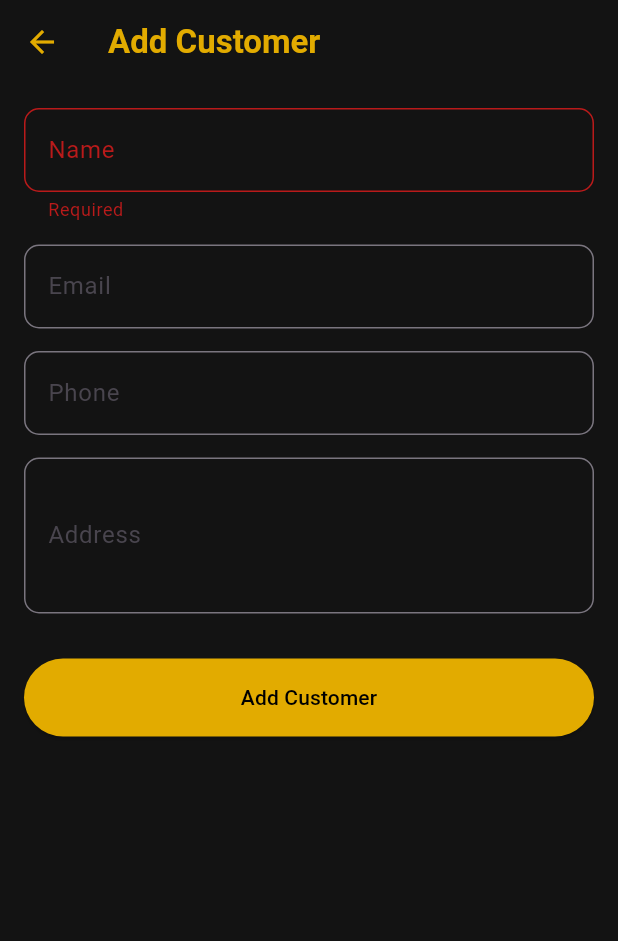
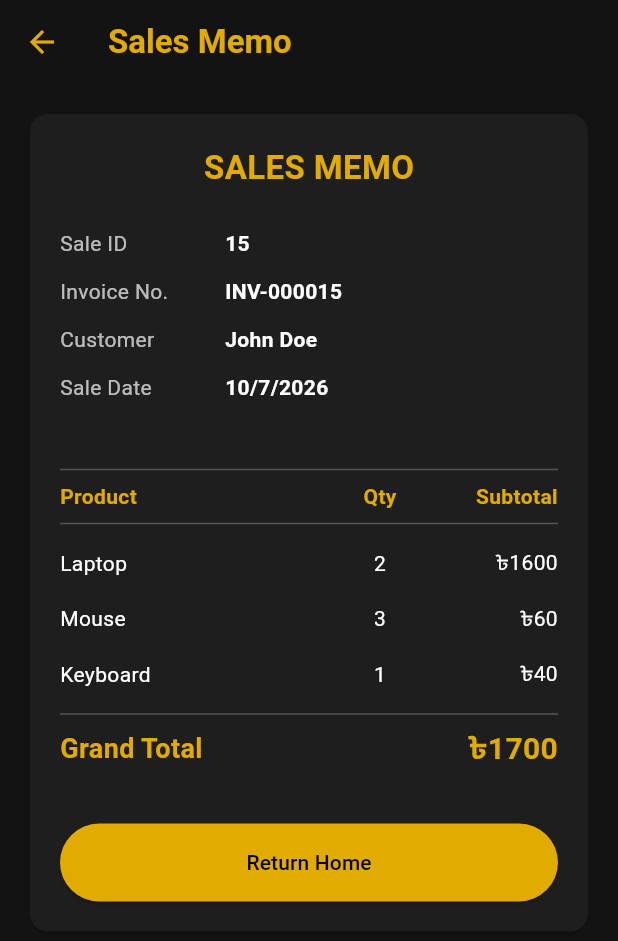
Before and after one commit to ferdoushasanpr/stockledger, a Flutter app: the AddScreen screen opened directly, after a tap on "Add Customer", on a phone screen of 412 x 824 dp. Shown: the top 941 px of the screen. Run offline on Flutter 3.47's test engine with Material 3 defaults, Android fonts, the phone set to English and light mode, and no system bars.

Commit message:
feat: SaleMemo Screen Added.

```diff
--- a/lib/screens/add_screen.dart
+++ b/lib/screens/add_screen.dart
@@ -1,5 +1,6 @@
 import 'package:flutter/material.dart';
 import 'package:stockledger/models/sale_item.dart';
+import 'package:stockledger/screens/sale_memo_screen.dart';
 
 enum FormType { product, customer, sale }
 
@@ -364,6 +365,35 @@ class _AddScreenState extends State<AddScreen> {
                       // TODO:
                       // Save Product or Customer
                     }
+
+                    Navigator.push(
+                      context,
+                      MaterialPageRoute(
+                        builder: (_) => SaleMemoScreen(
+                          saleId: 15,
+                          invoiceNo: "INV-000015",
+                          customerName: "John Doe",
+                          saleDate: DateTime.now(),
+                          items: const [
+                            SaleItemView(
+                              productName: "Laptop",
+                              quantity: 2,
+                              price: 800,
+                            ),
+                            SaleItemView(
+                              productName: "Mouse",
+                              quantity: 3,
+                              price: 20,
+                            ),
+                            SaleItemView(
+                              productName: "Keyboard",
+                              quantity: 1,
+                              price: 40,
+                            ),
+                          ],
+                        ),
+                      ),
+                    );
                   },
                   child: Text(title),
                 ),
--- /dev/null
+++ b/lib/screens/sale_memo_screen.dart
@@ -0,0 +1,243 @@
+import 'package:flutter/material.dart';
+
+class SaleItemView {
+  const SaleItemView({
+    required this.productName,
+    required this.quantity,
+    required this.price,
+  });
+
+  final String productName;
+  final int quantity;
+  final int price;
+
+  int get subtotal => quantity * price;
+}
+
+class SaleMemoScreen extends StatelessWidget {
+  const SaleMemoScreen({
+    super.key,
+    required this.saleId,
+    required this.invoiceNo,
+    required this.customerName,
+    required this.saleDate,
+    required this.items,
+  });
+
+  final int saleId;
+  final String invoiceNo;
+  final String customerName;
+  final DateTime saleDate;
+  final List<SaleItemView> items;
+
+  int get grandTotal => items.fold(0, (sum, item) => sum + item.subtotal);
+
+  @override
+  Widget build(BuildContext context) {
+    return Scaffold(
+      backgroundColor: const Color(0xFF131313),
+
+      appBar: AppBar(
+        backgroundColor: const Color(0xFF131313),
+        iconTheme: const IconThemeData(color: Color(0xFFE2AB00)),
+        title: const Text(
+          "Sales Memo",
+          style: TextStyle(
+            color: Color(0xFFE2AB00),
+            fontWeight: FontWeight.bold,
+          ),
+        ),
+      ),
+
+      body: SingleChildScrollView(
+        padding: const EdgeInsets.all(16),
+
+        child: Card(
+          color: const Color(0xFF1E1E1E),
+
+          shape: RoundedRectangleBorder(
+            borderRadius: BorderRadius.circular(12),
+          ),
+
+          child: Padding(
+            padding: const EdgeInsets.all(20),
+
+            child: Column(
+              crossAxisAlignment: CrossAxisAlignment.start,
+              children: [
+                const Center(
+                  child: Text(
+                    "SALES MEMO",
+                    style: TextStyle(
+                      color: Color(0xFFE2AB00),
+                      fontSize: 22,
+                      fontWeight: FontWeight.bold,
+                    ),
+                  ),
+                ),
+
+                const SizedBox(height: 25),
+
+                _info("Sale ID", saleId.toString()),
+                _info("Invoice No.", invoiceNo),
+                _info("Customer", customerName),
+                _info(
+                  "Sale Date",
+                  "${saleDate.day}/${saleDate.month}/${saleDate.year}",
+                ),
+
+                const SizedBox(height: 25),
+
+                const Divider(color: Colors.white24),
+
+                const Row(
+                  children: [
+                    Expanded(
+                      flex: 4,
+                      child: Text(
+                        "Product",
+                        style: TextStyle(
+                          color: Color(0xFFE2AB00),
+                          fontWeight: FontWeight.bold,
+                        ),
+                      ),
+                    ),
+                    Expanded(
+                      child: Text(
+                        "Qty",
+                        textAlign: TextAlign.center,
+                        style: TextStyle(
+                          color: Color(0xFFE2AB00),
+                          fontWeight: FontWeight.bold,
+                        ),
+                      ),
+                    ),
+                    Expanded(
+                      flex: 2,
+                      child: Text(
+                        "Subtotal",
+                        textAlign: TextAlign.end,
+                        style: TextStyle(
+                          color: Color(0xFFE2AB00),
+                          fontWeight: FontWeight.bold,
+                        ),
+                      ),
+                    ),
+                  ],
+                ),
+
+                const Divider(color: Colors.white24),
+
+                ...items.map(
+                  (item) => Padding(
+                    padding: const EdgeInsets.symmetric(vertical: 8),
+
+                    child: Row(
+                      children: [
+                        Expanded(
+                          flex: 4,
+                          child: Text(
+                            item.productName,
+                            style: const TextStyle(color: Colors.white),
+                          ),
+                        ),
+
+                        Expanded(
+                          child: Text(
+                            item.quantity.toString(),
+                            textAlign: TextAlign.center,
+                            style: const TextStyle(color: Colors.white),
+                          ),
+                        ),
+
+                        Expanded(
+                          flex: 2,
+                          child: Text(
+                            "৳${item.subtotal}",
+                            textAlign: TextAlign.end,
+                            style: const TextStyle(color: Colors.white),
+                          ),
+                        ),
+                      ],
+                    ),
+                  ),
+                ),
+
+                const Divider(color: Colors.white24),
+
+                Row(
+                  children: [
+                    const Expanded(
+                      child: Text(
+                        "Grand Total",
+                        style: TextStyle(
+                          color: Color(0xFFE2AB00),
+                          fontWeight: FontWeight.bold,
+                          fontSize: 18,
+                        ),
+                      ),
+                    ),
+
+                    Text(
+                      "৳$grandTotal",
+                      style: const TextStyle(
+                        color: Color(0xFFE2AB00),
+                        fontSize: 20,
+                        fontWeight: FontWeight.bold,
+                      ),
+                    ),
+                  ],
+                ),
+
+                const SizedBox(height: 35),
+
+                SizedBox(
+                  width: double.infinity,
+
+                  child: ElevatedButton(
+                    style: ElevatedButton.styleFrom(
+                      backgroundColor: const Color(0xFFE2AB00),
+                      foregroundColor: Colors.black,
+                      padding: const EdgeInsets.symmetric(vertical: 16),
+                    ),
+
+                    onPressed: () {
+                      Navigator.of(context).popUntil((route) => route.isFirst);
+                    },
+
+                    child: const Text("Return Home"),
+                  ),
+                ),
+              ],
+            ),
+          ),
+        ),
+      ),
+    );
+  }
+
+  Widget _info(String title, String value) {
+    return Padding(
+      padding: const EdgeInsets.only(bottom: 12),
+
+      child: Row(
+        children: [
+          SizedBox(
+            width: 110,
+            child: Text(title, style: const TextStyle(color: Colors.white70)),
+          ),
+
+          Expanded(
+            child: Text(
+              value,
+              style: const TextStyle(
+                color: Colors.white,
+                fontWeight: FontWeight.bold,
+              ),
+            ),
+          ),
+        ],
+      ),
+    );
+  }
+}
```
